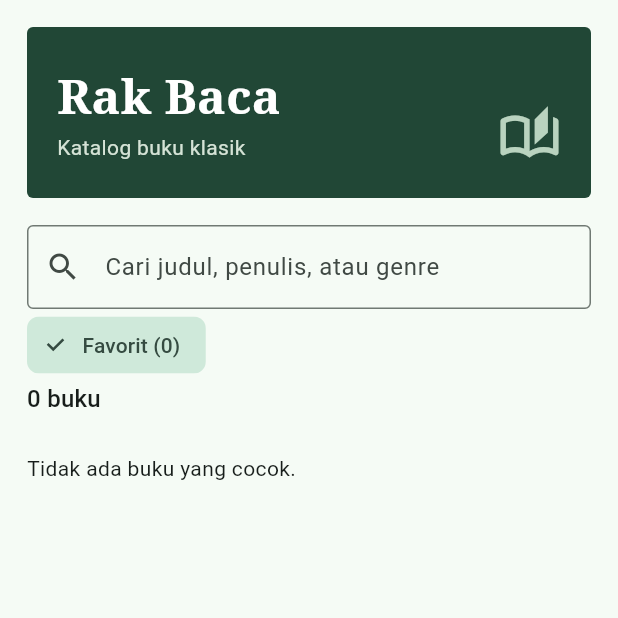
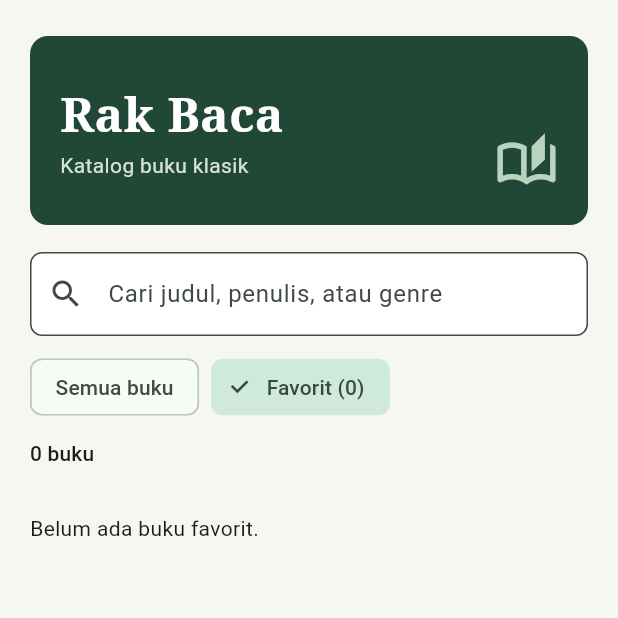
Before and after one commit to team2KK/rak-baca-uts-mobile, a Flutter app: the screen it shows after launch, after a tap on an icon or button, on a phone screen of 412 x 824 dp, the top half of it. Run offline on Flutter 3.47's test engine with Material 3 defaults, Android fonts, the phone set to English and light mode, and no system bars.

Commit message:
Polish catalog layout and search controls

```diff
--- a/lib/main.dart
+++ b/lib/main.dart
@@ -28,6 +28,13 @@ class _LibraryScreenState extends State<LibraryScreen> {
   String query = '';
   bool onlyFavorites = false;
   final favorites = <int>{};
+  final searchController = TextEditingController();
+
+  @override
+  void dispose() {
+    searchController.dispose();
+    super.dispose();
+  }
 
   @override
   Widget build(BuildContext context) {
@@ -38,12 +45,13 @@ class _LibraryScreenState extends State<LibraryScreen> {
           (!onlyFavorites || favorites.contains(book.id));
     }).toList();
     return Scaffold(
+      backgroundColor: const Color(0xfff6f7f2),
       body: SafeArea(
         child: Center(
           child: ConstrainedBox(
             constraints: const BoxConstraints(maxWidth: 640),
             child: ListView(
-              padding: const EdgeInsets.all(18),
+              padding: const EdgeInsets.fromLTRB(20, 24, 20, 24),
               children: [
                 Stack(
                   children: [
@@ -51,9 +59,9 @@ class _LibraryScreenState extends State<LibraryScreen> {
                       width: double.infinity,
                       decoration: BoxDecoration(
                         color: const Color(0xff214736),
-                        borderRadius: BorderRadius.circular(4),
+                        borderRadius: BorderRadius.circular(12),
                       ),
-                      padding: const EdgeInsets.fromLTRB(20, 24, 82, 24),
+                      padding: const EdgeInsets.fromLTRB(20, 30, 82, 30),
                       child: const Column(
                         crossAxisAlignment: CrossAxisAlignment.start,
                         children: [
@@ -86,31 +94,60 @@ class _LibraryScreenState extends State<LibraryScreen> {
                 ),
                 const SizedBox(height: 18),
                 TextField(
-                  decoration: const InputDecoration(
+                  controller: searchController,
+                  decoration: InputDecoration(
                     labelText: 'Cari judul, penulis, atau genre',
-                    prefixIcon: Icon(Icons.search),
-                    border: OutlineInputBorder(),
+                    prefixIcon: const Icon(Icons.search),
+                    suffixIcon: query.isEmpty
+                        ? null
+                        : IconButton(
+                            tooltip: 'Hapus kata kunci',
+                            icon: const Icon(Icons.close),
+                            onPressed: () {
+                              searchController.clear();
+                              setState(() => query = '');
+                            },
+                          ),
+                    filled: true,
+                    fillColor: Colors.white,
+                    border: OutlineInputBorder(
+                      borderRadius: BorderRadius.circular(8),
+                    ),
                   ),
                   onChanged: (value) =>
                       setState(() => query = value.trim().toLowerCase()),
                 ),
-                Align(
-                  alignment: Alignment.centerLeft,
-                  child: FilterChip(
-                    label: Text('Favorit (${favorites.length})'),
-                    selected: onlyFavorites,
-                    onSelected: (value) =>
-                        setState(() => onlyFavorites = value),
-                  ),
+                const SizedBox(height: 10),
+                Wrap(
+                  spacing: 8,
+                  children: [
+                    ChoiceChip(
+                      label: const Text('Semua buku'),
+                      selected: !onlyFavorites,
+                      onSelected: (_) => setState(() => onlyFavorites = false),
+                    ),
+                    FilterChip(
+                      label: Text('Favorit (${favorites.length})'),
+                      selected: onlyFavorites,
+                      onSelected: (value) =>
+                          setState(() => onlyFavorites = value),
+                    ),
+                  ],
                 ),
+                const SizedBox(height: 10),
                 Text(
                   '${matches.length} buku',
-                  style: Theme.of(context).textTheme.titleMedium,
+                  style: Theme.of(context).textTheme.labelLarge,
                 ),
+                const SizedBox(height: 6),
                 if (matches.isEmpty)
-                  const Padding(
-                    padding: EdgeInsets.symmetric(vertical: 24),
-                    child: Text('Tidak ada buku yang cocok.'),
+                  Padding(
+                    padding: const EdgeInsets.symmetric(vertical: 24),
+                    child: Text(
+                      onlyFavorites && query.isEmpty
+                          ? 'Belum ada buku favorit.'
+                          : 'Tidak ada buku yang cocok.',
+                    ),
                   ),
                 for (final book in matches)
                   Card(
@@ -121,17 +158,20 @@ class _LibraryScreenState extends State<LibraryScreen> {
                     elevation: 0,
                     color: Colors.transparent,
                     child: Padding(
-                      padding: const EdgeInsets.all(10),
+                      padding: const EdgeInsets.symmetric(
+                        vertical: 12,
+                        horizontal: 2,
+                      ),
                       child: Row(
                         children: [
                           Image.asset(
                             'assets/${book.id}.jpg',
-                            width: 56,
-                            height: 78,
+                            width: 62,
+                            height: 88,
                             fit: BoxFit.cover,
                             errorBuilder: (_, _, _) => const SizedBox(
-                              width: 56,
-                              height: 78,
+                              width: 62,
+                              height: 88,
                               child: Icon(Icons.book_outlined),
                             ),
                           ),
@@ -146,8 +186,20 @@ class _LibraryScreenState extends State<LibraryScreen> {
                                       .textTheme
                                       .titleMedium,
                                 ),
-                                Text(book.author),
-                                Text(book.genre),
+                                const SizedBox(height: 3),
+                                Text(
+                                  book.author,
+                                  style: const TextStyle(
+                                    color: Color(0xff45564c),
+                                  ),
+                                ),
+                                const SizedBox(height: 4),
+                                Text(
+                                  book.genre,
+                                  style: Theme.of(context)
+                                      .textTheme
+                                      .labelMedium,
+                                ),
                               ],
                             ),
                           ),
```
